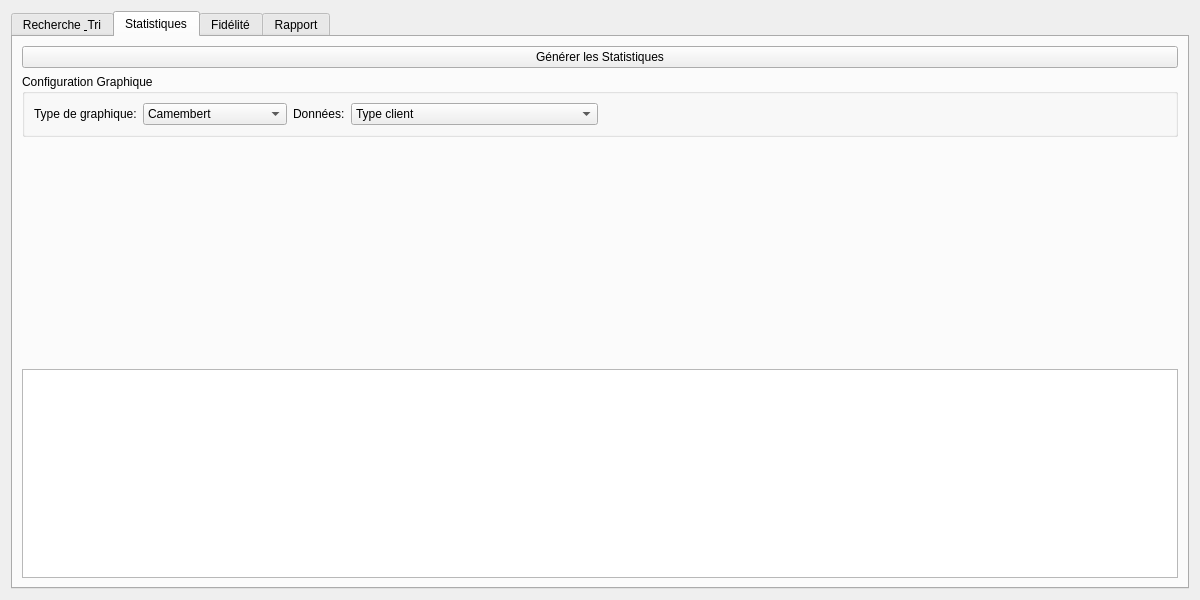
Before: the Qt Designer form gestionclients/metierswidget.ui in hedi1-1/oil-press-management-, drawn with Qt 5.
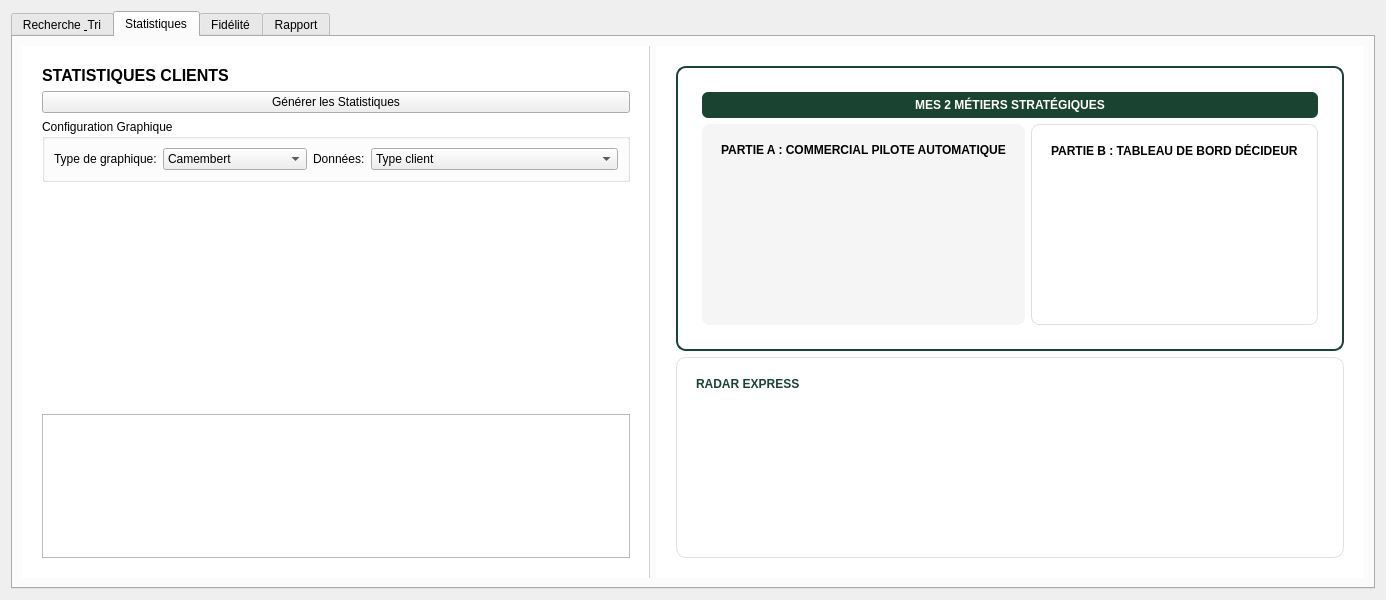
After: the same form once the commit is applied. The open tabs and pages were chosen to show the change.

Commit message: Update gestionclients widgets

Diff of the .ui file:
```diff
--- a/gestionclients/metierswidget.ui
+++ b/gestionclients/metierswidget.ui
@@ -202,7 +202,35 @@
       <attribute name="title">
        <string>Statistiques</string>
       </attribute>
-      <layout class="QVBoxLayout" name="verticalLayout_3">
+      <layout class="QHBoxLayout" name="horizontalLayout_statsSplit">
+      <item>
+       <widget class="QFrame" name="frame_statsLeft">
+         <property name="styleSheet">
+          <string notr="true">QFrame#frame_statsLeft{border-right:1px solid #d0d0d0;background:#ffffff;}</string>
+         </property>
+         <layout class="QVBoxLayout" name="verticalLayout_statsLeft">
+          <property name="leftMargin">
+           <number>20</number>
+          </property>
+          <property name="topMargin">
+           <number>20</number>
+          </property>
+          <property name="rightMargin">
+           <number>20</number>
+          </property>
+          <property name="bottomMargin">
+           <number>20</number>
+          </property>
+          <item>
+           <widget class="QLabel" name="label_statsTitle">
+            <property name="text">
+             <string>STATISTIQUES CLIENTS</string>
+            </property>
+            <property name="styleSheet">
+             <string notr="true">font-weight:700;font-size:16px;</string>
+            </property>
+           </widget>
+          </item>
        <item>
         <widget class="QPushButton" name="pushButton_stat">
          <property name="text">
@@ -312,6 +340,156 @@
        </item>
       </layout>
      </widget>
+       </item>
+      <item>
+       <widget class="QFrame" name="frame_statsRight">
+         <property name="styleSheet">
+          <string notr="true">QFrame#frame_statsRight{background:#ffffff;}</string>
+         </property>
+         <layout class="QVBoxLayout" name="verticalLayout_statsRight">
+          <property name="leftMargin">
+           <number>20</number>
+          </property>
+          <property name="topMargin">
+           <number>20</number>
+          </property>
+          <property name="rightMargin">
+           <number>20</number>
+          </property>
+          <property name="bottomMargin">
+           <number>20</number>
+          </property>
+          <item>
+           <widget class="QFrame" name="frame_metiersStrategiques">
+            <property name="styleSheet">
+             <string notr="true">QFrame#frame_metiersStrategiques{border:2px solid #1B4332;background:#ffffff;border-radius:10px;padding:15px;}</string>
+            </property>
+            <layout class="QVBoxLayout" name="verticalLayout_metiersStrategiques">
+             <item>
+              <widget class="QLabel" name="label_metiersStrategiques">
+               <property name="text">
+                <string>MES 2 MÉTIERS STRATÉGIQUES</string>
+               </property>
+               <property name="alignment">
+                <set>Qt::AlignCenter</set>
+               </property>
+               <property name="styleSheet">
+                <string notr="true">background:#1B4332;color:#ffffff;font-weight:700;padding:6px;border-radius:6px;</string>
+               </property>
+              </widget>
+             </item>
+             <item>
+              <layout class="QHBoxLayout" name="horizontalLayout_metiersStrategiques">
+               <item>
+                <widget class="QFrame" name="frame_metiersA">
+                 <property name="styleSheet">
+                  <string notr="true">QFrame#frame_metiersA{background:#F5F5F5;border-radius:8px;padding:10px;}</string>
+                 </property>
+                 <layout class="QVBoxLayout" name="verticalLayout_metiersA">
+                  <item>
+                   <widget class="QLabel" name="label_metiersA">
+                    <property name="text">
+                     <string>PARTIE A : COMMERCIAL PILOTE AUTOMATIQUE</string>
+                    </property>
+                    <property name="styleSheet">
+                     <string notr="true">font-weight:700;color:#000000;</string>
+                    </property>
+                   </widget>
+                  </item>
+                  <item>
+                   <widget class="QTextEdit" name="textEdit_metiersA">
+                    <property name="readOnly">
+                     <bool>true</bool>
+                    </property>
+                    <property name="styleSheet">
+                     <string notr="true">background:transparent;border:none;</string>
+                    </property>
+                   </widget>
+                  </item>
+                 </layout>
+                </widget>
+               </item>
+               <item>
+                <widget class="QFrame" name="frame_metiersB">
+                 <property name="styleSheet">
+                  <string notr="true">QFrame#frame_metiersB{background:#ffffff;border:1px solid #e0e0e0;border-radius:8px;padding:10px;}</string>
+                 </property>
+                 <layout class="QVBoxLayout" name="verticalLayout_metiersB">
+                  <item>
+                   <widget class="QLabel" name="label_metiersB">
+                    <property name="text">
+                     <string>PARTIE B : TABLEAU DE BORD DÉCIDEUR</string>
+                    </property>
+                    <property name="styleSheet">
+                     <string notr="true">font-weight:700;color:#000000;</string>
+                    </property>
+                   </widget>
+                  </item>
+                  <item>
+                   <widget class="QTextEdit" name="textEdit_metiersB">
+                    <property name="readOnly">
+                     <bool>true</bool>
+                    </property>
+                    <property name="styleSheet">
+                     <string notr="true">background:transparent;border:none;</string>
+                    </property>
+                   </widget>
+                  </item>
+                 </layout>
+                </widget>
+               </item>
+              </layout>
+             </item>
+            </layout>
+           </widget>
+          </item>
+          <item>
+           <widget class="QFrame" name="frame_insights">
+            <property name="styleSheet">
+             <string notr="true">QFrame#frame_insights{border:1px solid #e0e0e0;border-radius:10px;background:#ffffff;padding:10px;}</string>
+            </property>
+            <layout class="QVBoxLayout" name="verticalLayout_insights">
+             <item>
+              <widget class="QLabel" name="label_insightsTitle">
+               <property name="text">
+                <string>RADAR EXPRESS</string>
+               </property>
+               <property name="styleSheet">
+                <string notr="true">font-weight:700;color:#1B4332;</string>
+               </property>
+              </widget>
+             </item>
+             <item>
+              <widget class="QTextEdit" name="textEdit_insights">
+               <property name="readOnly">
+                <bool>true</bool>
+               </property>
+               <property name="styleSheet">
+                <string notr="true">background:transparent;border:none;</string>
+               </property>
+              </widget>
+             </item>
+            </layout>
+           </widget>
+          </item>
+          <item>
+           <spacer name="verticalSpacer_metiers">
+            <property name="orientation">
+             <enum>Qt::Vertical</enum>
+            </property>
+            <property name="sizeHint" stdset="0">
+             <size>
+              <width>20</width>
+              <height>40</height>
+             </size>
+            </property>
+           </spacer>
+          </item>
+         </layout>
+        </widget>
+       </item>
+      </layout>
+     </widget>
      <widget class="QWidget" name="tab_fidelite">
       <attribute name="title">
        <string>Fidélité</string>
```
Left out of the diff: 96 changed lines with no effect on the pictures. Lines whose indentation alone changed are shown as unchanged. The commit also changes 5 other files.
